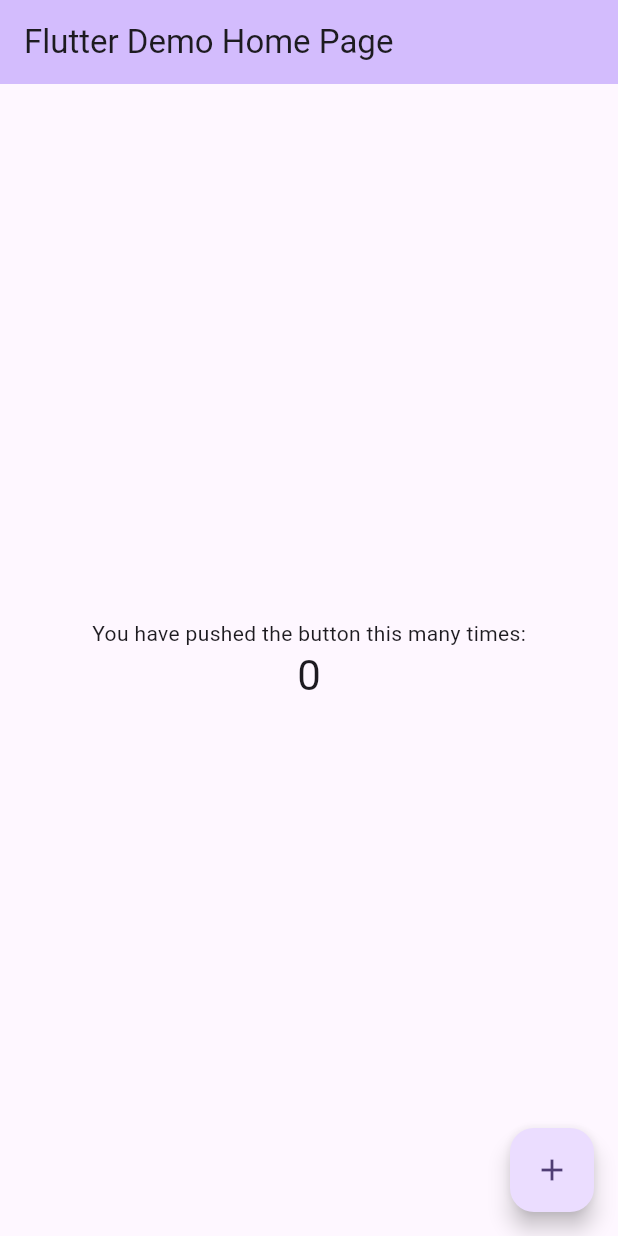
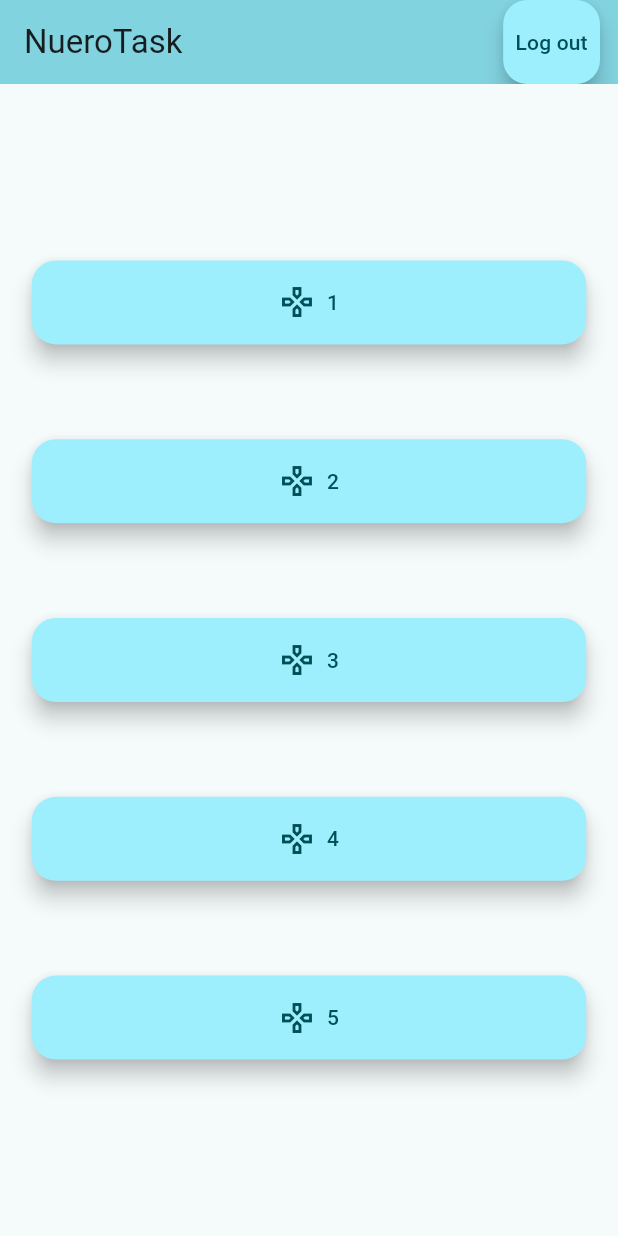
Before and after one commit to FIU-MOSAIC/NeuroTask_Modern, a Flutter app: the screen it shows after launch, on a phone screen of 412 x 824 dp. Run offline on Flutter 3.47's test engine with Material 3 defaults, Android fonts, the phone set to English and light mode, and no system bars.

Commit message:
#Description:\nSet up basic main menu page layout. Including basic functionality of buttons and scrollview for viewing all the brain tests.\n\n#Changes\n-Refactored main.dart to better serve as a main menu\n-Added a scrollView with Dynamically created buttons for the brain tests

```diff
--- a/lib/main.dart
+++ b/lib/main.dart
@@ -11,7 +11,7 @@ class MyApp extends StatelessWidget {
   @override
   Widget build(BuildContext context) {
     return MaterialApp(
-      title: 'Flutter Demo',
+      title: 'Main Menu',
       theme: ThemeData(
         // This is the theme of your application.
         //
@@ -28,14 +28,16 @@ class MyApp extends StatelessWidget {
         //
         // This works for code too, not just values: Most code changes can be
         // tested with just a hot reload.
-        colorScheme: ColorScheme.fromSeed(seedColor: Colors.deepPurple),
+        colorScheme: ColorScheme.fromSeed(
+          seedColor: const Color.fromARGB(0, 243, 243, 243),
+        ),
       ),
-      home: const MyHomePage(title: 'Flutter Demo Home Page'),
+      home: const MyHomePage(title: 'NueroTask'),
     );
   }
 }
-
-class MyHomePage extends StatefulWidget {
+final List<String> arry = ["1", "2", "3", "4","5"];
+class MyHomePage extends StatelessWidget {
   const MyHomePage({super.key, required this.title});
 
   // This widget is the home page of your application. It is stateful, meaning
@@ -50,25 +52,10 @@ class MyHomePage extends StatefulWidget {
   final String title;
 
   @override
-  State<MyHomePage> createState() => _MyHomePageState();
-}
+  Widget build(BuildContext context) {
+    final screenHeight = MediaQuery.of(context).size.height;
+    final screenWidth = MediaQuery.of(context).size.width;
 
-class _MyHomePageState extends State<MyHomePage> {
-  int _counter = 0;
-
-  void _incrementCounter() {
-    setState(() {
-      // This call to setState tells the Flutter framework that something has
-      // changed in this State, which causes it to rerun the build method below
-      // so that the display can reflect the updated values. If we changed
-      // _counter without calling setState(), then the build method would not be
-      // called again, and so nothing would appear to happen.
-      _counter++;
-    });
-  }
-
-  @override
-  Widget build(BuildContext context) {
     // This method is rerun every time setState is called, for instance as done
     // by the _incrementCounter method above.
     //
@@ -83,40 +70,49 @@ class _MyHomePageState extends State<MyHomePage> {
         backgroundColor: Theme.of(context).colorScheme.inversePrimary,
         // Here we take the value from the MyHomePage object that was created by
         // the App.build method, and use it to set our appbar title.
-        title: Text(widget.title),
+        title: Text(title),
+        actions: [
+          Column(
+            mainAxisAlignment: MainAxisAlignment.spaceAround,
+            crossAxisAlignment: CrossAxisAlignment.center,
+            children: [
+              Container(
+                padding: EdgeInsets.only(left: 12, right: 12),
+                child: FloatingActionButton.extended(
+                  onPressed: () => print("Hello world"),
+                  tooltip: "Log out of application",
+                  isExtended: true,
+                  label: Text("Log out"),
+                  extendedPadding: EdgeInsets.symmetric(horizontal: (screenWidth * .02), vertical: (screenHeight * .01)),
+                ),
+              ),
+            ],
+          ),
+        ],
       ),
       body: Center(
         // Center is a layout widget. It takes a single child and positions it
         // in the middle of the parent.
-        child: Column(
-          // Column is also a layout widget. It takes a list of children and
-          // arranges them vertically. By default, it sizes itself to fit its
-          // children horizontally, and tries to be as tall as its parent.
-          //
-          // Column has various properties to control how it sizes itself and
-          // how it positions its children. Here we use mainAxisAlignment to
-          // center the children vertically; the main axis here is the vertical
-          // axis because Columns are vertical (the cross axis would be
-          // horizontal).
-          //
-          // TRY THIS: Invoke "debug painting" (choose the "Toggle Debug Paint"
-          // action in the IDE, or press "p" in the console), to see the
-          // wireframe for each widget.
-          mainAxisAlignment: MainAxisAlignment.center,
-          children: <Widget>[
-            const Text('You have pushed the button this many times:'),
-            Text(
-              '$_counter',
-              style: Theme.of(context).textTheme.headlineMedium,
-            ),
-          ],
+        child: SingleChildScrollView(
+          child: ConstrainedBox(
+          constraints: BoxConstraints(
+            minHeight: screenHeight * .8,
+            minWidth: screenWidth,
+          ),
+          child: Column(
+            mainAxisAlignment: MainAxisAlignment.spaceEvenly,
+            children: arry.map((index) =>
+            FloatingActionButton.extended(
+              onPressed: () => print("I've been pressed"),
+              label: Text(index),
+              icon: Icon(Icons.games_outlined),
+              extendedPadding: EdgeInsets.symmetric(horizontal: (screenWidth * .4), vertical: (screenHeight * .3)),
+            )
+          ).toList(),
+          )
         ),
       ),
-      floatingActionButton: FloatingActionButton(
-        onPressed: _incrementCounter,
-        tooltip: 'Increment',
-        child: const Icon(Icons.add),
-      ), // This trailing comma makes auto-formatting nicer for build methods.
+      ) // This trailing comma makes auto-formatting nicer for build methods.
     );
   }
 }
```
